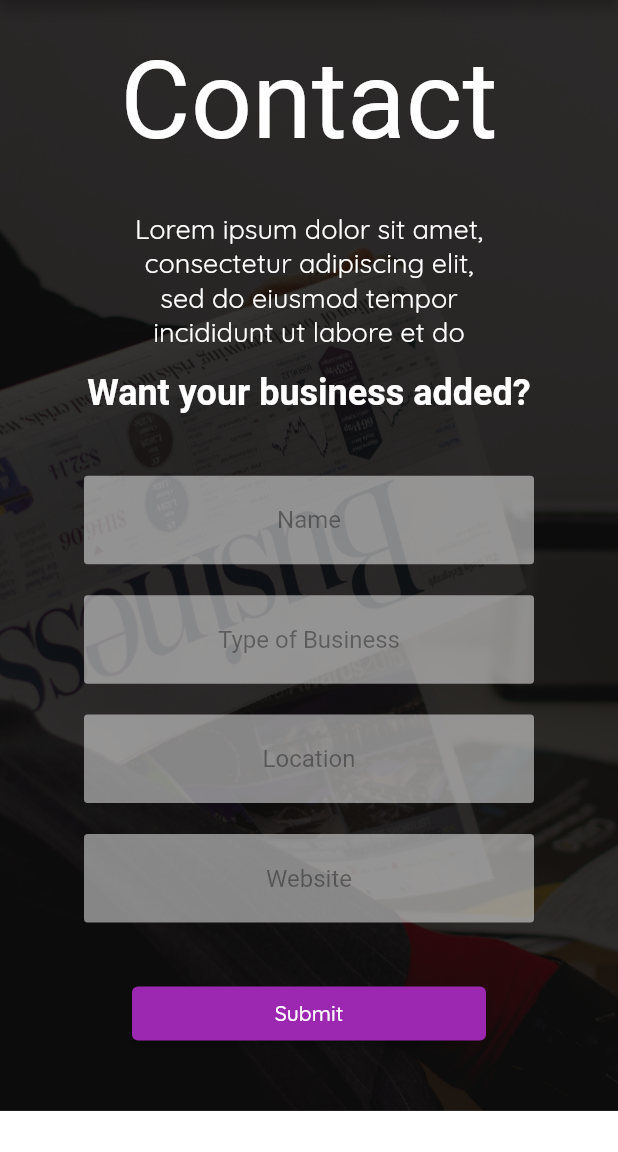
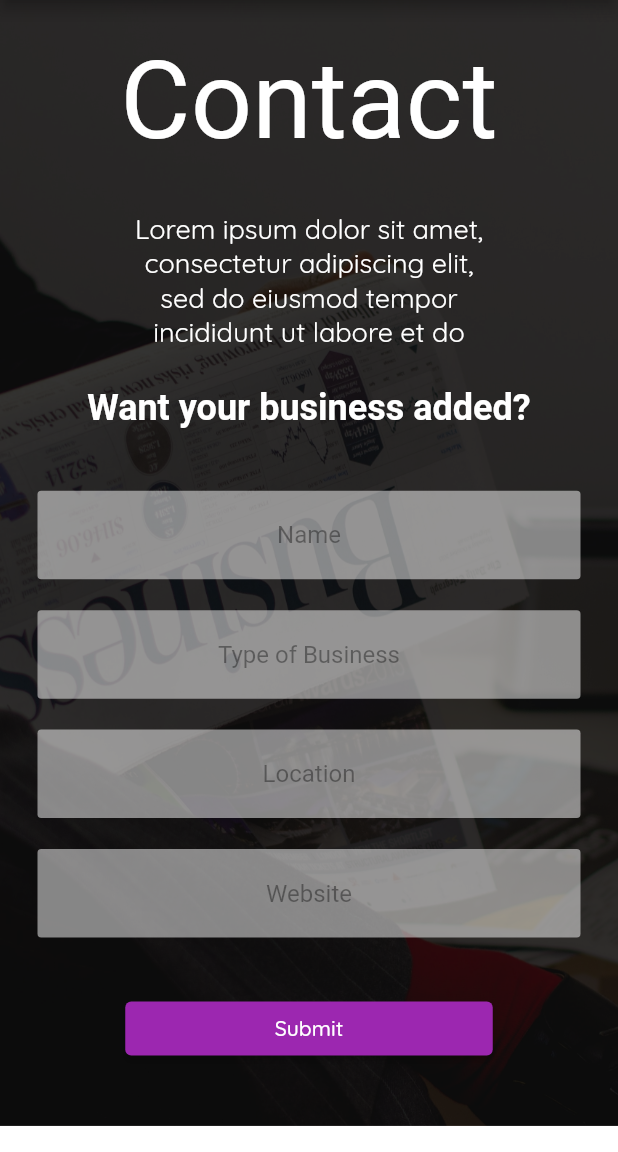
Before and after one commit to Ansontheprogrammer/timeless-website, a Flutter app: the ContactView screen opened by its route, on a phone screen of 412 x 824 dp, the part 84-1236 px from its top. Run offline on Flutter 3.47's test engine with Material 2 defaults, Android fonts, the phone set to English and light mode, and no system bars; our stand-ins replace cloud_firestore, firebase_core, flutter_slidable, google_fonts; missing offline and left inert: cloud_firestore_web, firebase_core_web; accounts and stored records are empty; Roboto replaces fonts that are missing (Jura).

Commit message:
Fixed UI bug in contact view

```diff
--- a/lib/views/contact.dart
+++ b/lib/views/contact.dart
@@ -46,10 +46,10 @@ class ContactView extends StatelessWidget {
                           'Lorem ipsum dolor sit amet, consectetur adipiscing elit, sed do eiusmod tempor incididunt ut labore et do magna aliqua. Ut enim ad minim veniam, quis nostrud exercitation ullamco laboris nisi ut aliquip ex ea commodo consequat. '),
                 ),
                 SizedBox(
-                  height: 15,
+                  height: 25,
                 ),
                 ConstrainedBox(
-                  constraints: BoxConstraints(maxWidth: 300),
+                  constraints: BoxConstraints(maxWidth: 400),
                   child: MyCustomForm(),
                 ),
               ],
```
